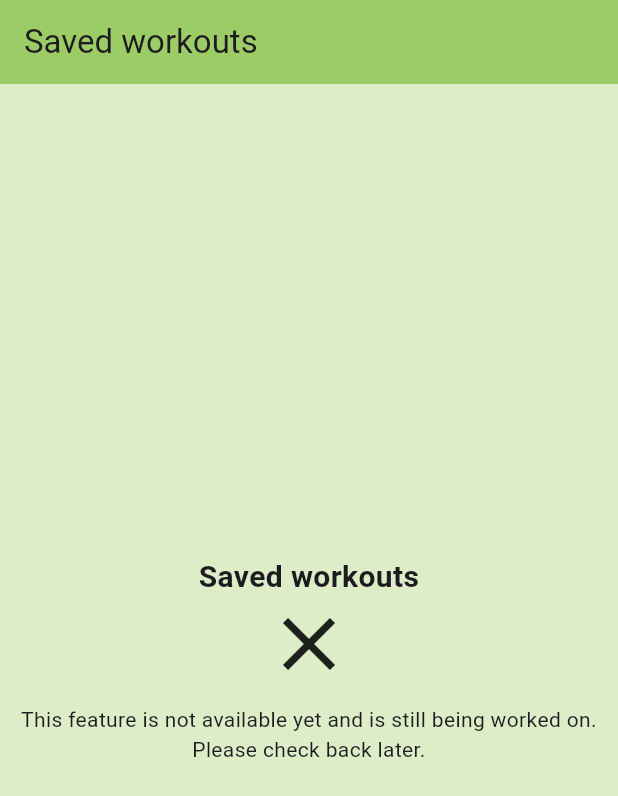
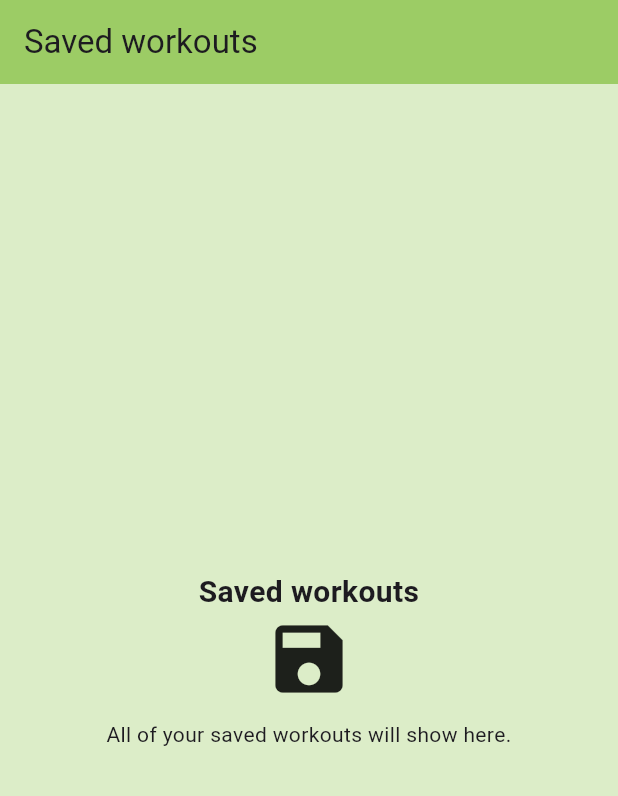
Before and after one commit to mantot-123/gym_workout_finder_tracker_app_flutter, a Flutter app: the SavedWorkoutsPage screen opened directly, on a phone screen of 412 x 824 dp. Shown: the top 796 px of the screen. Run offline on Flutter 3.47's test engine with Material 3 defaults, Android fonts, the phone set to English and light mode, and no system bars; our stand-ins replace hive, hive_flutter, loading_animation_widget; accounts and stored records are empty.

Commit message:
feat: Add + remove exercises to saved list

```diff
--- a/lib/db.dart
+++ b/lib/db.dart
@@ -11,6 +11,10 @@ class WorkoutsDB {
     box = await Hive.openBox("saved");
   }
 
+  static List getSavedWorkouts() {
+    return savedWorkouts;
+  }
+
   static void loadSavedWorkouts() {
     savedWorkouts = box.get("workouts") ?? [];
   }
@@ -19,8 +23,16 @@ class WorkoutsDB {
     savedWorkouts.add(workout);
   }
 
+  static void removeFromSavedWorkouts(Map<String, dynamic> workout) {
+    savedWorkouts.remove(workout);
+  }
+
   static void updateSavedWorkouts() {
-    box.put("workouts", savedWorkouts);
+    if(savedWorkouts.length > 0) {
+      box.put("workouts", savedWorkouts);
+    } else {
+      box.put("workouts", null);
+    }
   }
 
   static void getLatestWorkoutInfo() async {
--- a/lib/pages/saved_workouts.dart
+++ b/lib/pages/saved_workouts.dart
@@ -1,5 +1,7 @@
 import 'package:flutter/material.dart';
 import "../components/ui_scaffold.dart";
+import "../components/workout_tile.dart";
+import "../db.dart";
 
 class SavedWorkoutsPage extends StatefulWidget {
   const SavedWorkoutsPage({super.key});
@@ -10,19 +12,40 @@ class SavedWorkoutsPage extends StatefulWidget {
 
 class _SavedWorkoutsPageState extends State<SavedWorkoutsPage> {
   @override
+  void initState() {
+    super.initState();
+  }
+
+
+  @override
   Widget build(BuildContext context) {
     return UIScaffold(
       appBarTitle: "Saved workouts",
-      scaffoldBody: Center(
+      scaffoldBody:
+        WorkoutsDB.getSavedWorkouts().isEmpty
+        ? Center(
             child: Column(
               mainAxisAlignment: MainAxisAlignment.center,
               children: [
                 Text("Saved workouts", textAlign: TextAlign.center, style: TextStyle(fontSize: 20, fontWeight: FontWeight.bold)),
-            Icon(Icons.close, size: 60),
+                Icon(Icons.save, size: 60),
                 SizedBox(height: 10),
-            Text("This feature is not available yet and is still being worked on.\nPlease check back later.", textAlign: TextAlign.center)
+                Text("All of your saved workouts will show here.", textAlign: TextAlign.center)
               ],
             )
+          )
+        : Column(
+            children:
+              [
+                Expanded(
+                  child: ListView.builder(
+                    itemCount: WorkoutsDB.getSavedWorkouts().length,
+                    itemBuilder: (context, index) {
+                      return WorkoutTile(data: WorkoutsDB.getSavedWorkouts()[index], actionBtnType: 1);
+                    }
+                  ),
+                )
+              ]
           )
     );;
   }
```
Also changed, not shown: lib/components/workout_tile.dart (+49 -8 lines). Lines whose indentation alone changed are shown as unchanged.
